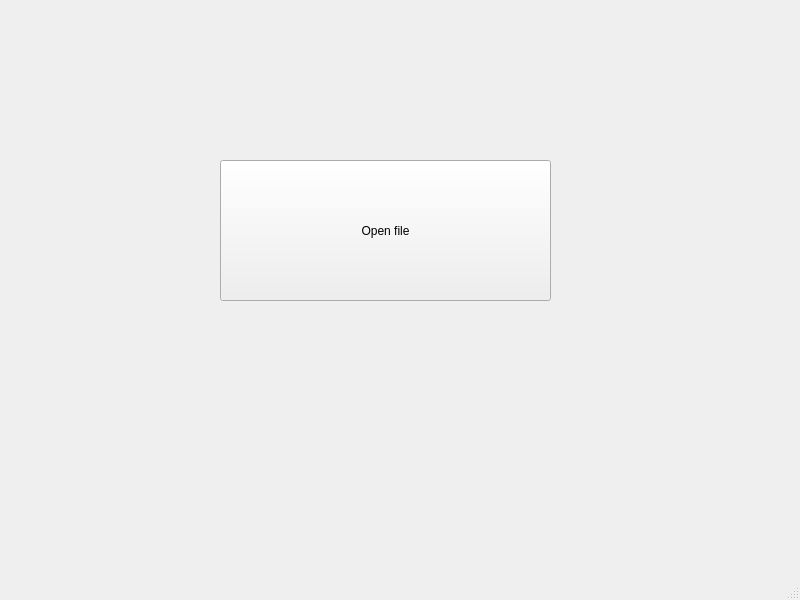
Qt form basic_ui/file_load.ui (Gazda70/TonationRecognition) before a commit.
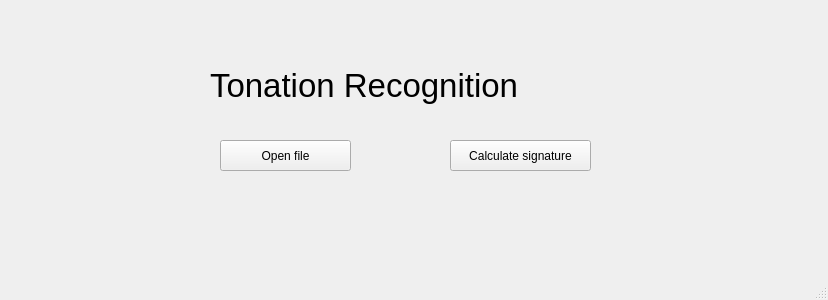
The same form after that commit.

Patch:
```diff
--- a/basic_ui/file_load.ui
+++ b/basic_ui/file_load.ui
@@ -6,8 +6,8 @@
    <rect>
     <x>0</x>
     <y>0</y>
-    <width>800</width>
-    <height>600</height>
+    <width>828</width>
+    <height>300</height>
    </rect>
   </property>
   <property name="windowTitle">
@@ -18,15 +18,46 @@
     <property name="geometry">
      <rect>
       <x>220</x>
-      <y>160</y>
-      <width>331</width>
-      <height>141</height>
+      <y>140</y>
+      <width>131</width>
+      <height>31</height>
      </rect>
     </property>
     <property name="text">
      <string>Open file</string>
     </property>
    </widget>
+   <widget class="QPushButton" name="calculateSignatureButton">
+    <property name="geometry">
+     <rect>
+      <x>450</x>
+      <y>140</y>
+      <width>141</width>
+      <height>31</height>
+     </rect>
+    </property>
+    <property name="text">
+     <string>Calculate signature</string>
+    </property>
+   </widget>
+   <widget class="QLabel" name="label">
+    <property name="geometry">
+     <rect>
+      <x>210</x>
+      <y>40</y>
+      <width>401</width>
+      <height>91</height>
+     </rect>
+    </property>
+    <property name="font">
+     <font>
+      <pointsize>25</pointsize>
+     </font>
+    </property>
+    <property name="text">
+     <string>Tonation Recognition</string>
+    </property>
+   </widget>
   </widget>
   <widget class="QMenuBar" name="menubar">
    <property name="geometry">
```
Left out of the diff: 4 changed lines with no effect on the pictures.
